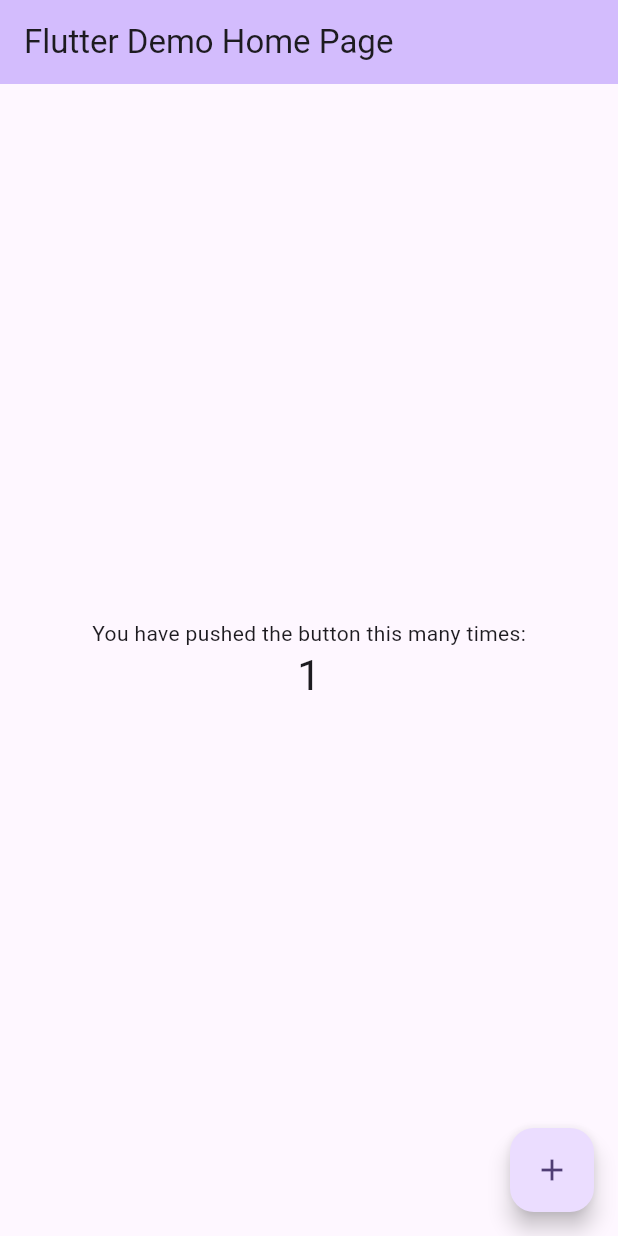
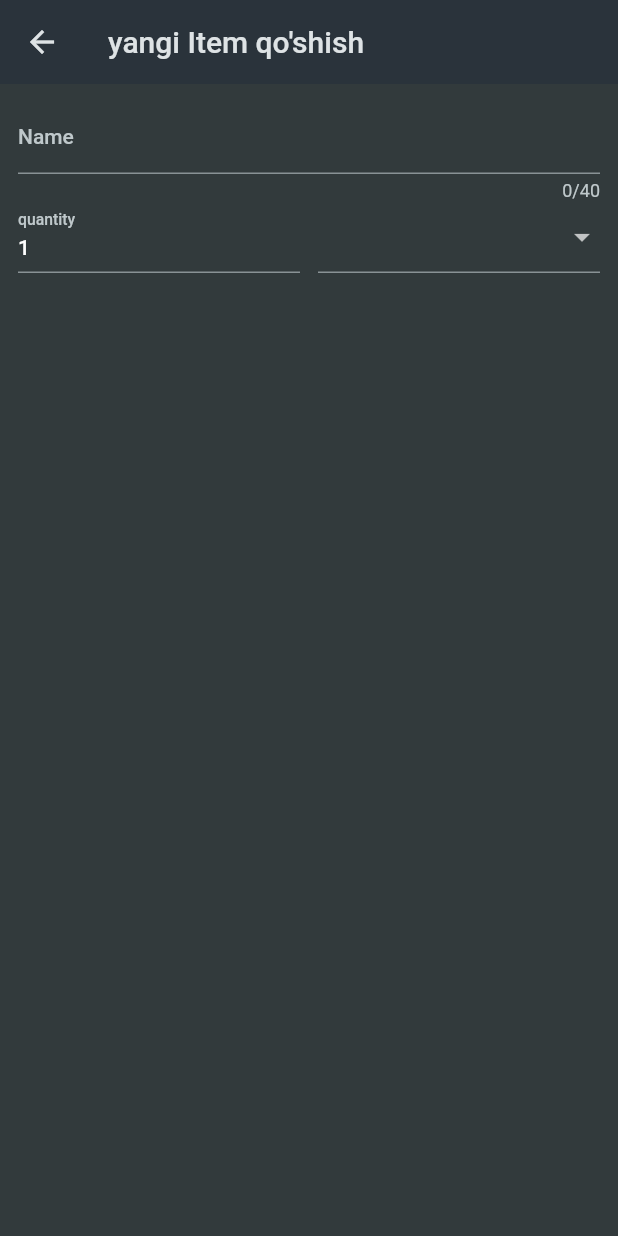
Before and after one commit to abbos0959/user_validate, a Flutter app: the screen it shows after launch, after a tap on the "add" icon, on a phone screen of 412 x 824 dp. Run offline on Flutter 3.47's test engine with Material 2 defaults, Android fonts, the phone set to English and light mode, and no system bars.

Commit message:
input create and design

```diff
--- /dev/null
+++ b/lib/data/categories.dart
@@ -0,0 +1,47 @@
+import 'package:flutter/material.dart';
+import 'package:user/models/category.dart';
+
+// import 'package:shopping_list/models/Categoryy.dart';
+
+const categories = {
+  Categories.vegetables: Categoryy(
+    'Vegetables',
+    Color.fromARGB(255, 0, 255, 128),
+  ),
+  Categories.fruit: Categoryy(
+    'Fruit',
+    Color.fromARGB(255, 145, 255, 0),
+  ),
+  Categories.meat: Categoryy(
+    'Meat',
+    Color.fromARGB(255, 255, 102, 0),
+  ),
+  Categories.dairy: Categoryy(
+    'Dairy',
+    Color.fromARGB(255, 0, 208, 255),
+  ),
+  Categories.carbs: Categoryy(
+    'Carbs',
+    Color.fromARGB(255, 0, 60, 255),
+  ),
+  Categories.sweets: Categoryy(
+    'Sweets',
+    Color.fromARGB(255, 255, 149, 0),
+  ),
+  Categories.spices: Categoryy(
+    'Spices',
+    Color.fromARGB(255, 255, 187, 0),
+  ),
+  Categories.convenience: Categoryy(
+    'Convenience',
+    Color.fromARGB(255, 191, 0, 255),
+  ),
+  Categories.hygiene: Categoryy(
+    'Hygiene',
+    Color.fromARGB(255, 149, 0, 255),
+  ),
+  Categories.other: Categoryy(
+    'Other',
+    Color.fromARGB(255, 0, 225, 255),
+  ),
+};
--- /dev/null
+++ b/lib/data/dummy_item.dart
@@ -0,0 +1,21 @@
+import 'package:user/data/categories.dart';
+import 'package:user/models/category.dart';
+import 'package:user/models/grocery_item.dart';
+
+final groceryItems = [
+  GroceryItem(
+      id: 'a',
+      name: 'Milk',
+      quantity: 1,
+      category: categories[Categories.dairy]!),
+  GroceryItem(
+      id: 'b',
+      name: 'Bananas',
+      quantity: 5,
+      category: categories[Categories.fruit]!),
+  GroceryItem(
+      id: 'c',
+      name: 'Beef Steak',
+      quantity: 1,
+      category: categories[Categories.meat]!),
+];
--- a/lib/main.dart
+++ b/lib/main.dart
@@ -1,4 +1,5 @@
 import 'package:flutter/material.dart';
+import 'package:user/widgets/grocery_list.dart';
 
 void main() {
   runApp(const MyApp());
@@ -11,115 +12,17 @@ class MyApp extends StatelessWidget {
   @override
   Widget build(BuildContext context) {
     return MaterialApp(
-      title: 'Flutter Demo',
-      theme: ThemeData(
-        // This is the theme of your application.
-        //
-        // TRY THIS: Try running your application with "flutter run". You'll see
-        // the application has a blue toolbar. Then, without quitting the app,
-        // try changing the seedColor in the colorScheme below to Colors.green
-        // and then invoke "hot reload" (save your changes or press the "hot
-        // reload" button in a Flutter-supported IDE, or press "r" if you used
-        // the command line to start the app).
-        //
-        // Notice that the counter didn't reset back to zero; the application
-        // state is not lost during the reload. To reset the state, use hot
-        // restart instead.
-        //
-        // This works for code too, not just values: Most code changes can be
-        // tested with just a hot reload.
-        colorScheme: ColorScheme.fromSeed(seedColor: Colors.deepPurple),
-        useMaterial3: true,
-      ),
-      home: const MyHomePage(title: 'Flutter Demo Home Page'),
-    );
+        debugShowCheckedModeBanner: false,
+        title: 'Flutter Groceries',
+        theme: ThemeData.dark().copyWith(
+          useMaterial3: true,
+          colorScheme: ColorScheme.fromSeed(
+            seedColor: const Color.fromARGB(255, 147, 229, 250),
+            brightness: Brightness.dark,
+            surface: const Color.fromARGB(255, 42, 51, 59),
+          ),
+          scaffoldBackgroundColor: const Color.fromARGB(255, 50, 58, 60),
+        ),
+        home: const Scaffold(body: GroceyList()));
   }
 }
-
-class MyHomePage extends StatefulWidget {
-  const MyHomePage({super.key, required this.title});
-
-  // This widget is the home page of your application. It is stateful, meaning
-  // that it has a State object (defined below) that contains fields that affect
-  // how it looks.
-
-  // This class is the configuration for the state. It holds the values (in this
-  // case the title) provided by the parent (in this case the App widget) and
-  // used by the build method of the State. Fields in a Widget subclass are
-  // always marked "final".
-
-  final String title;
-
-  @override
-  State<MyHomePage> createState() => _MyHomePageState();
-}
-
-class _MyHomePageState extends State<MyHomePage> {
-  int _counter = 0;
-
-  void _incrementCounter() {
-    setState(() {
-      // This call to setState tells the Flutter framework that something has
-      // changed in this State, which causes it to rerun the build method below
-      // so that the display can reflect the updated values. If we changed
-      // _counter without calling setState(), then the build method would not be
-      // called again, and so nothing would appear to happen.
-      _counter++;
-    });
-  }
-
-  @override
-  Widget build(BuildContext context) {
-    // This method is rerun every time setState is called, for instance as done
-    // by the _incrementCounter method above.
-    //
-    // The Flutter framework has been optimized to make rerunning build methods
-    // fast, so that you can just rebuild anything that needs updating rather
-    // than having to individually change instances of widgets.
-    return Scaffold(
-      appBar: AppBar(
-        // TRY THIS: Try changing the color here to a specific color (to
-        // Colors.amber, perhaps?) and trigger a hot reload to see the AppBar
-        // change color while the other colors stay the same.
-        backgroundColor: Theme.of(context).colorScheme.inversePrimary,
-        // Here we take the value from the MyHomePage object that was created by
-        // the App.build method, and use it to set our appbar title.
-        title: Text(widget.title),
-      ),
-      body: Center(
-        // Center is a layout widget. It takes a single child and positions it
-        // in the middle of the parent.
-        child: Column(
-          // Column is also a layout widget. It takes a list of children and
-          // arranges them vertically. By default, it sizes itself to fit its
-          // children horizontally, and tries to be as tall as its parent.
-          //
-          // Column has various properties to control how it sizes itself and
-          // how it positions its children. Here we use mainAxisAlignment to
-          // center the children vertically; the main axis here is the vertical
-          // axis because Columns are vertical (the cross axis would be
-          // horizontal).
-          //
-          // TRY THIS: Invoke "debug painting" (choose the "Toggle Debug Paint"
-          // action in the IDE, or press "p" in the console), to see the
-          // wireframe for each widget.
-          mainAxisAlignment: MainAxisAlignment.center,
-          children: <Widget>[
-            const Text(
-              'You have pushed the button this many times:',
-            ),
-            Text(
-              '$_counter',
-              style: Theme.of(context).textTheme.headlineMedium,
-            ),
-          ],
-        ),
-      ),
-      floatingActionButton: FloatingActionButton(
-        onPressed: _incrementCounter,
-        tooltip: 'Increment',
-        child: const Icon(Icons.add),
-      ), // This trailing comma makes auto-formatting nicer for build methods.
-    );
-  }
-}
--- /dev/null
+++ b/lib/models/category.dart
@@ -0,0 +1,20 @@
+import 'package:flutter/material.dart';
+
+enum Categories {
+  vegetables,
+  fruit,
+  meat,
+  dairy,
+  carbs,
+  sweets,
+  spices,
+  convenience,
+  hygiene,
+  other
+}
+
+class Categoryy {
+  const Categoryy(this.title, this.color);
+  final String title;
+  final Color color;
+}
--- /dev/null
+++ b/lib/models/grocery_item.dart
@@ -0,0 +1,14 @@
+import 'package:user/models/category.dart';
+
+class GroceryItem {
+  const GroceryItem(
+      {required this.id,
+      required this.name,
+      required this.quantity,
+      required this.category});
+
+  final String id;
+  final String name;
+  final int quantity;
+  final Categoryy category;
+}
--- /dev/null
+++ b/lib/widgets/grocery_list.dart
@@ -0,0 +1,44 @@
+import 'package:flutter/foundation.dart';
+import 'package:flutter/material.dart';
+import 'package:user/data/categories.dart';
+import 'package:user/data/dummy_item.dart';
+import 'package:user/widgets/new_item.dart';
+
+class GroceyList extends StatefulWidget {
+  const GroceyList({super.key});
+
+  @override
+  State<GroceyList> createState() => _GroceyListState();
+}
+
+class _GroceyListState extends State<GroceyList> {
+  void _addItem(BuildContext context) {
+    Navigator.of(context)
+        .push(MaterialPageRoute(builder: (ctx) => const NewItem()));
+  }
+
+  @override
+  Widget build(BuildContext context) {
+    return Scaffold(
+        appBar: AppBar(
+          title: const Text("bu grocey"),
+          actions: [
+            IconButton(
+                onPressed: () {
+                  _addItem(context);
+                },
+                icon: Icon(Icons.add))
+          ],
+        ),
+        body: ListView.builder(
+            itemCount: groceryItems.length,
+            itemBuilder: (ctx, index) => ListTile(
+                  title: Text(groceryItems[index].name),
+                  leading: Container(
+                      width: 24,
+                      height: 24,
+                      color: groceryItems[index].category.color),
+                  trailing: Text(groceryItems[index].quantity.toString()),
+                )));
+  }
+}
--- /dev/null
+++ b/lib/widgets/new_item.dart
@@ -0,0 +1,72 @@
+import 'package:flutter/foundation.dart';
+import 'package:flutter/material.dart';
+import 'package:user/data/categories.dart';
+
+class NewItem extends StatefulWidget {
+  const NewItem({super.key});
+
+  @override
+  State<NewItem> createState() => _NewItemState();
+}
+
+class _NewItemState extends State<NewItem> {
+  @override
+  Widget build(BuildContext context) {
+    return Scaffold(
+      appBar: AppBar(
+        title: const Text("yangi Item qo'shish"),
+      ),
+      body: Padding(
+          padding: const EdgeInsets.all(12),
+          child: Form(
+              child: Column(
+            children: [
+              TextFormField(
+                validator: (value) {
+                  return "sasa";
+                },
+                maxLength: 40,
+                decoration: const InputDecoration(label: Text("Name")),
+              ),
+              Row(
+                children: [
+                  Expanded(
+                    child: TextFormField(
+                      decoration:
+                          const InputDecoration(label: Text("quantity")),
+                      initialValue: "1",
+                    ),
+                  ),
+                  const SizedBox(
+                    width: 12,
+                  ),
+                  Expanded(
+                    child: DropdownButtonFormField(items: [
+                      for (final cate in categories.entries)
+                        DropdownMenuItem(
+                          value: cate.value,
+                          child: Expanded(
+                            child: Row(
+                              children: [
+                                Container(
+                                  width: 12,
+                                  height: 12,
+                                  color: cate.value.color,
+                                ),
+                                const SizedBox(
+                                  width: 6,
+                                ),
+                                Text(cate.value.title)
+                              ],
+                            ),
+                          ),
+                        )
+                    ], onChanged: (value) {}),
+                  )
+                ],
+              )
+            ],
+          ))),
+    );
+  }
+}
```
